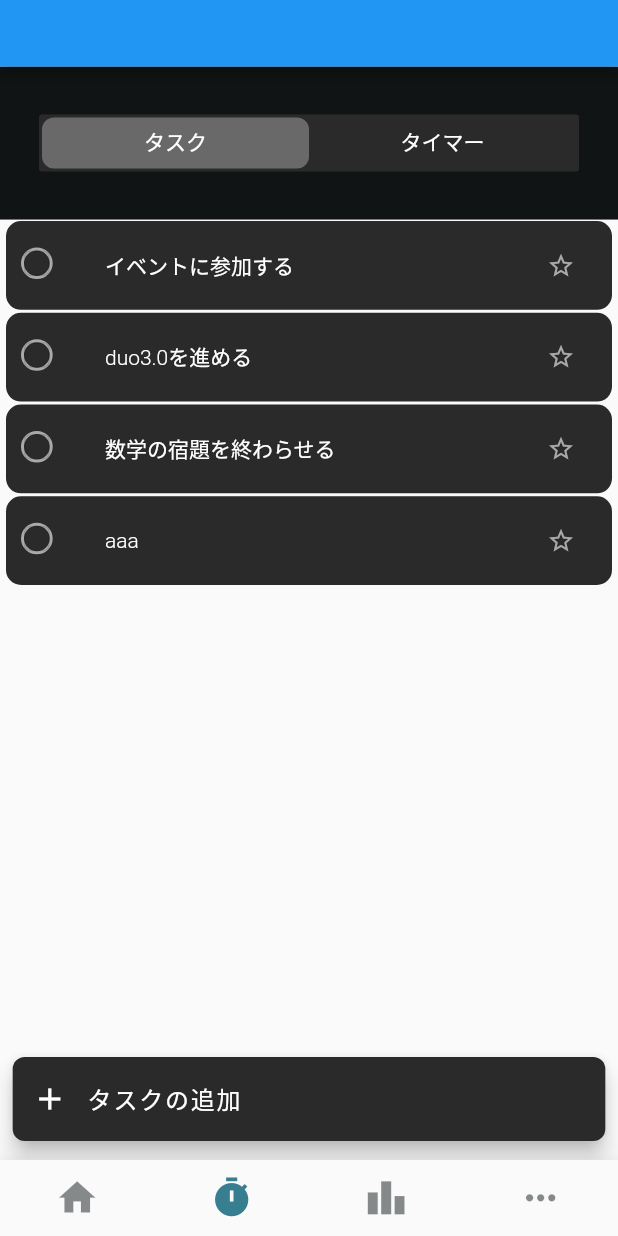
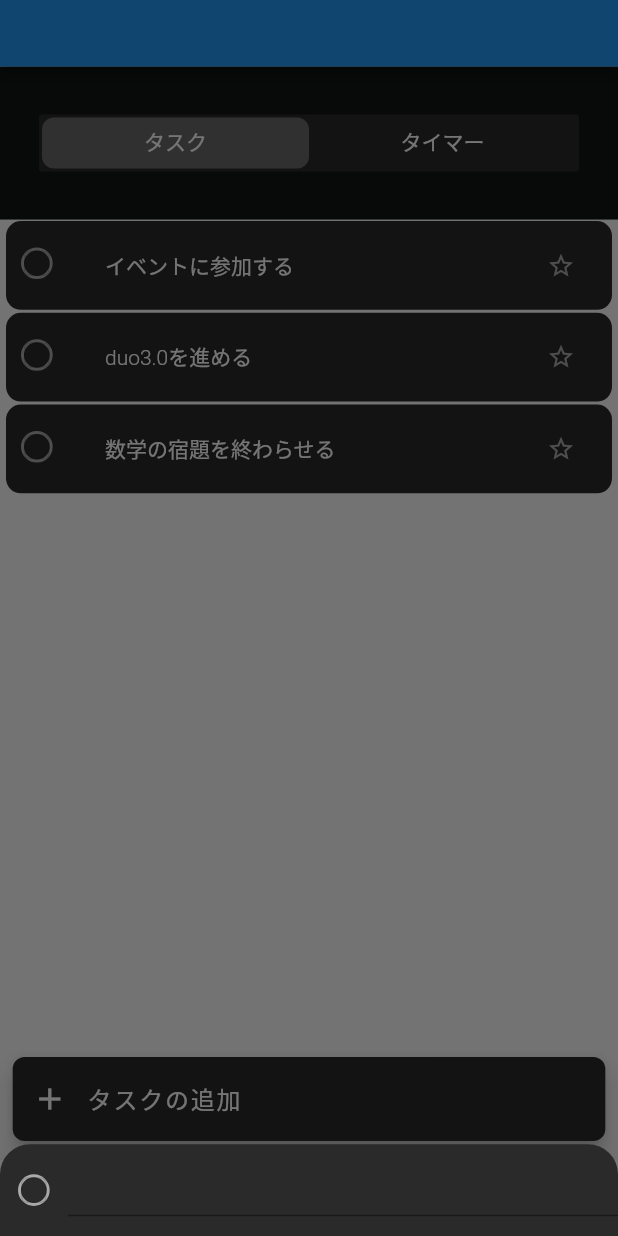
Before and after one commit to Issei-Hiramatsu/sakura-simulation, a Flutter app: the screen it shows after launch, item 2 of the bottom bar chosen, after a tap on "タスクの追加", on a phone screen of 412 x 824 dp. Run offline on Flutter 3.47's test engine with Material 2 defaults, Android fonts, the phone set to English and light mode, and no system bars; our stand-ins replace flutter_hooks, flutter_screenutil, freezed_annotation, hooks_riverpod.

Commit message:
update: get keyboard height and change padding

```diff
--- a/mobile/lib/component/local/todo_and_timer_app/todo/todo_add_button.dart/elements/add_todo_modal.dart
+++ b/mobile/lib/component/local/todo_and_timer_app/todo/todo_add_button.dart/elements/add_todo_modal.dart
@@ -1,16 +1,19 @@
 import 'package:flutter/material.dart';
 import 'package:sakura_simulation/component/local/todo_and_timer_app/todo/todo_radio_button/todo_radio_button.dart';
 import 'package:sakura_simulation/component/shared/token/color/color.dart';
-import 'package:sakura_simulation/component/shared/token/space_box/space_box.dart';
+
+import '../../../../../shared/token/text_style/text_style.dart';
 
 Future showAddTodoModal(BuildContext context) {
   return showModalBottomSheet(
     context: context,
     builder: (BuildContext context) {
-      return Container(
-        height: 450,
-        padding: const EdgeInsets.only(top: 15),
-        margin: const EdgeInsets.only(top: 64),
+      final bottomSpace = MediaQuery.of(context).viewInsets.bottom;
+      return SingleChildScrollView(
+        reverse: true,
+        child: Padding(
+          padding: EdgeInsets.only(bottom: bottomSpace),
+          child: Container(
             decoration: BoxDecoration(
               color: backgroundLightBlack,
               borderRadius: const BorderRadius.only(
@@ -20,11 +23,15 @@ Future showAddTodoModal(BuildContext context) {
             ),
             child: Row(
               crossAxisAlignment: CrossAxisAlignment.start,
-          children: const [
-            TodoRadioButton(isSelected: false),
-            SpaceBox(width: 12),
+              children: [
+                const Padding(
+                  padding: EdgeInsets.symmetric(horizontal: 12, vertical: 20),
+                  child: TodoRadioButton(isSelected: false),
+                ),
                 Expanded(child: TextField()),
               ],
+            ),
+          ),
         ),
       );
     },
--- a/mobile/lib/component/local/todo_and_timer_app/todo/todo_add_button.dart/todo_add_button.dart
+++ b/mobile/lib/component/local/todo_and_timer_app/todo/todo_add_button.dart/todo_add_button.dart
@@ -4,7 +4,7 @@ import 'package:hooks_riverpod/hooks_riverpod.dart';
 import 'package:sakura_simulation/component/shared/token/color/color.dart';
 import 'package:sakura_simulation/component/shared/token/text_style/text_style.dart';
 
-import '../../../../../page/todo_and_timer_page/elements/todo_app/hooks/temp_todo_list.dart';
+import 'elements/add_todo_modal.dart';
 
 class TodoAddButton extends ConsumerWidget {
   const TodoAddButton({super.key});
@@ -28,7 +28,7 @@ class TodoAddButton extends ConsumerWidget {
             ],
           ),
           onPressed: () {
-            ref.read(tempTodoListProvider.notifier).addTodoList();
+            showAddTodoModal(context);
           }),
     );
   }
```
Lines whose indentation alone changed are shown as unchanged.
